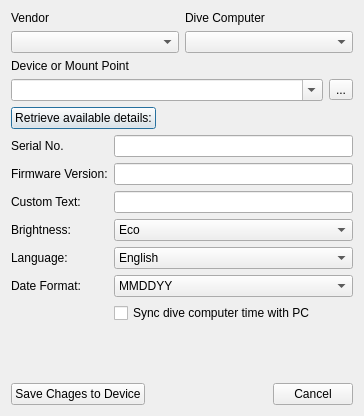
subsurface/subsurface, file qt-ui/configuredivecomputerdialog.ui: the form before one commit.
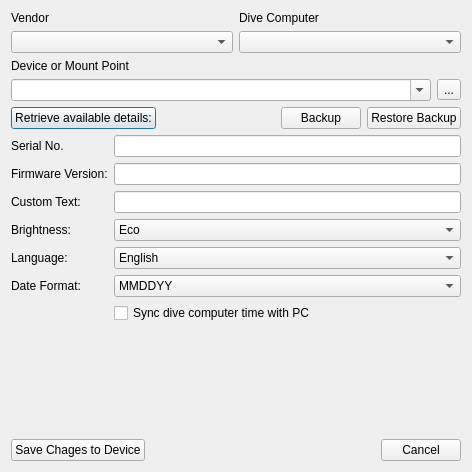
The form after the commit.

Commit message:
Backup basic settings as XML
This patch enables XML backup. We can now save the settings
to an XML file. Currently this backs up just the basic stuff
such as custom text, language and brightness.

Diff of the .ui file:
```diff
--- a/qt-ui/configuredivecomputerdialog.ui
+++ b/qt-ui/configuredivecomputerdialog.ui
@@ -6,8 +6,8 @@
    <rect>
     <x>0</x>
     <y>0</y>
-    <width>364</width>
-    <height>416</height>
+    <width>472</width>
+    <height>472</height>
    </rect>
   </property>
   <property name="windowTitle">
@@ -89,6 +89,20 @@
        </property>
       </spacer>
      </item>
+     <item>
+      <widget class="QPushButton" name="backupButton">
+       <property name="text">
+        <string>Backup</string>
+       </property>
+      </widget>
+     </item>
+     <item>
+      <widget class="QPushButton" name="restoreBackupButton">
+       <property name="text">
+        <string>Restore Backup</string>
+       </property>
+      </widget>
+     </item>
     </layout>
    </item>
    <item>
```
The commit also changes 4 other files.
